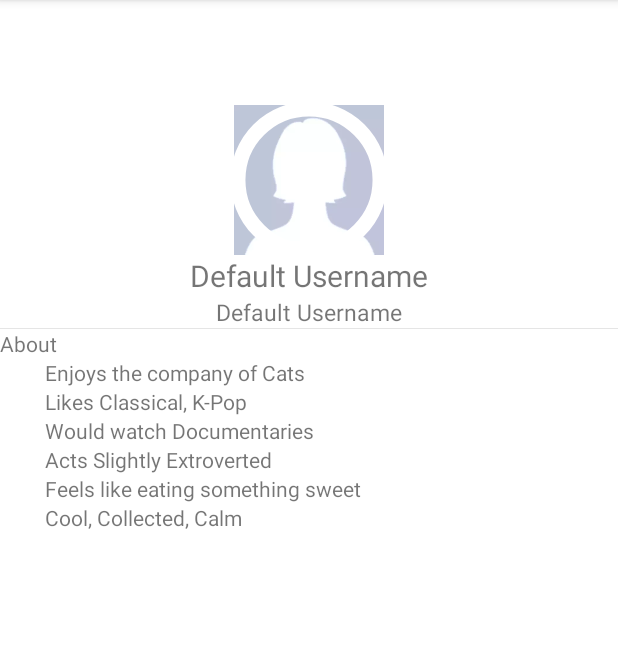
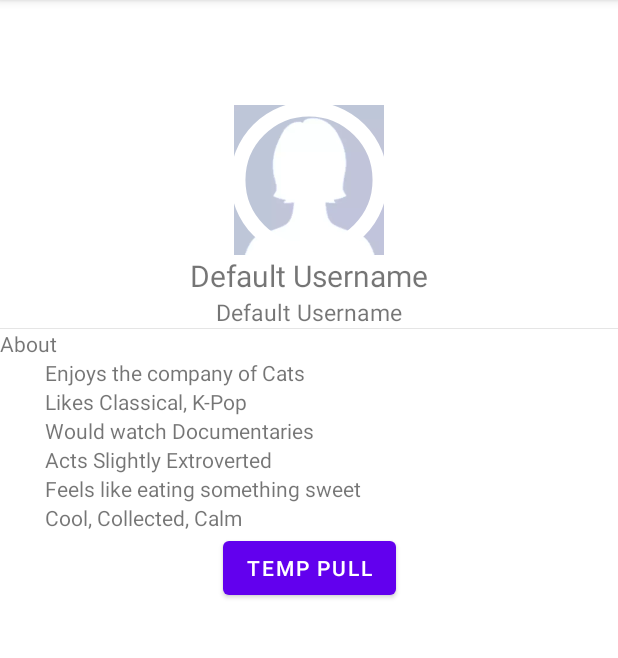
Before and after one commit to AmandaJisoo/BuddyBase, an Android app: the screen it shows after launch (ProfileActivity), on a phone screen of 412 x 824 dp, the part 84-742 px from its top. Run offline under Robolectric (Android 15) with nearby library versions, the phone set to English and light mode, and no system bars; our stand-ins replace Firebase (no records; nobody signed in at launch, a user with empty details on screens opened directly); 1 statement that could not run was skipped.

Commit message:
pulls data down successfully but only after called w button press

```diff
--- a/app/build.gradle
+++ b/app/build.gradle
@@ -63,4 +63,6 @@ dependencies {
     implementation 'com.facebook.android:facebook-login:4.30.0'
     implementation 'com.google.firebase:firebase-firestore-ktx:21.4.3'
 
+    implementation 'org.jetbrains.kotlinx:kotlinx-coroutines-android:1.3.9'
+    implementation "androidx.lifecycle:lifecycle-runtime-ktx:2.4.0-alpha01"
 }
--- a/app/src/main/res/layout/activity_profile.xml
+++ b/app/src/main/res/layout/activity_profile.xml
@@ -128,5 +128,14 @@
         android:layout_marginLeft="30dp"
         app:layout_constraintLeft_toLeftOf="parent"
         />
+    <Button
+        android:id="@+id/btnTempPull"
+        android:layout_width="wrap_content"
+        android:layout_height="wrap_content"
+        app:layout_constraintTop_toBottomOf="@+id/tvAttitude"
+        app:layout_constraintLeft_toLeftOf="parent"
+        app:layout_constraintRight_toRightOf="parent"
+        android:text="temp pull"
+        />
 
 </androidx.constraintlayout.widget.ConstraintLayout>
```
Also changed, not shown: app/src/main/java/com/example/buddybase/ProfileActivity.kt (+54 -6 lines).
